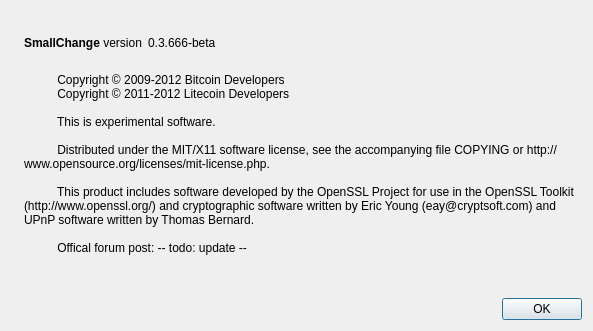
Before: the Qt Designer form src/qt/forms/aboutdialog.ui in afcoin/afcoin, drawn with Qt 5.
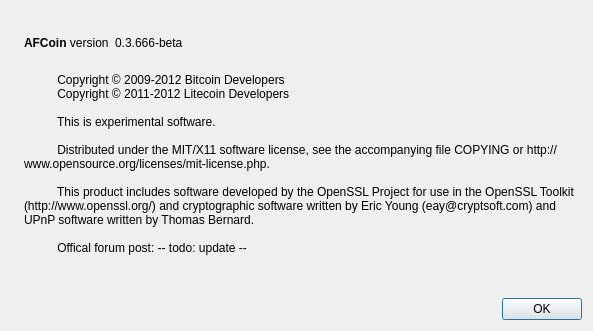
After: the same form once the commit is applied. Icons and pictures are not drawn.

Diff of the .ui file:
```diff
--- a/src/qt/forms/aboutdialog.ui
+++ b/src/qt/forms/aboutdialog.ui
@@ -50,7 +50,7 @@
           <cursorShape>IBeamCursor</cursorShape>
          </property>
          <property name="text">
-          <string>&lt;b&gt;SmallChange&lt;/b&gt; version</string>
+          <string>&lt;b&gt;AFCoin&lt;/b&gt; version</string>
          </property>
          <property name="textInteractionFlags">
           <set>Qt::LinksAccessibleByMouse|Qt::TextSelectableByKeyboard|Qt::TextSelectableByMouse</set>
```
Left out of the diff: 2 changed lines with no effect on the pictures.
